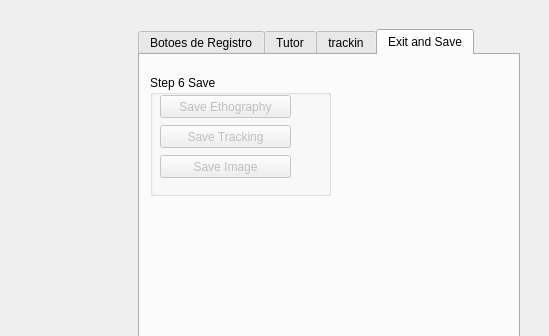
Above: telatemporeal.ui from EthoWatcher/ethowatcher before the change; both pictures show x 573 to 1122 and y 0 to 336 of the 1122 by 762 pixel window. Below: the same form after it.
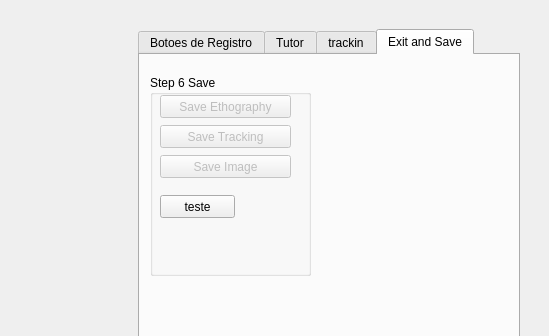
That is the form after the change. The open tabs and pages were chosen to show the change. Icons and pictures are not drawn.

Patch:
```diff
--- a/telatemporeal.ui
+++ b/telatemporeal.ui
@@ -4147,8 +4147,8 @@
                <rect>
                 <x>10</x>
                 <y>20</y>
-                <width>181</width>
-                <height>121</height>
+                <width>161</width>
+                <height>201</height>
                </rect>
               </property>
               <property name="title">
@@ -4202,6 +4202,19 @@
                 <string>Save Image</string>
                </property>
               </widget>
+              <widget class="QPushButton" name="pbteste">
+               <property name="geometry">
+                <rect>
+                 <x>10</x>
+                 <y>120</y>
+                 <width>75</width>
+                 <height>23</height>
+                </rect>
+               </property>
+               <property name="text">
+                <string>teste</string>
+               </property>
+              </widget>
              </widget>
             </widget>
            </widget>
```
Left out of the diff: 6 changed lines with no effect on the pictures.
